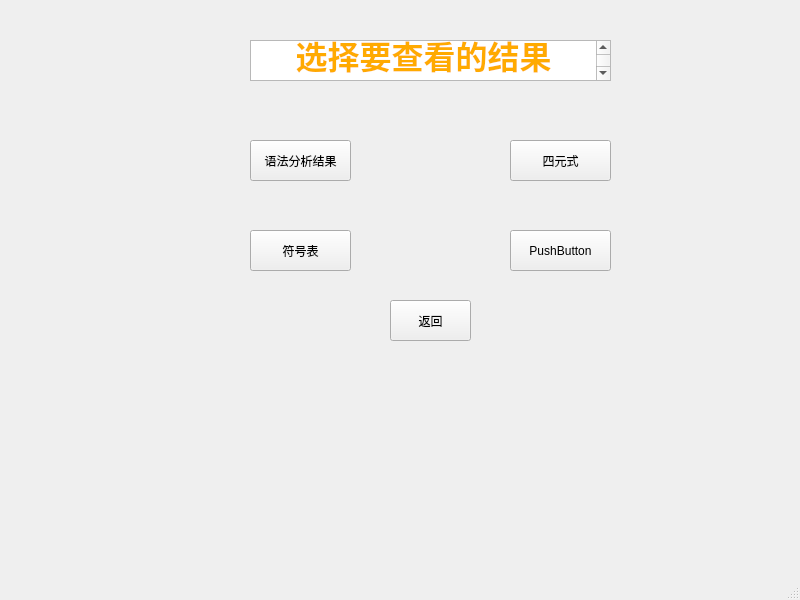
This is switch.ui in lh2080028463/Compiler as Qt 5 draws it before an edit. The edited form follows.
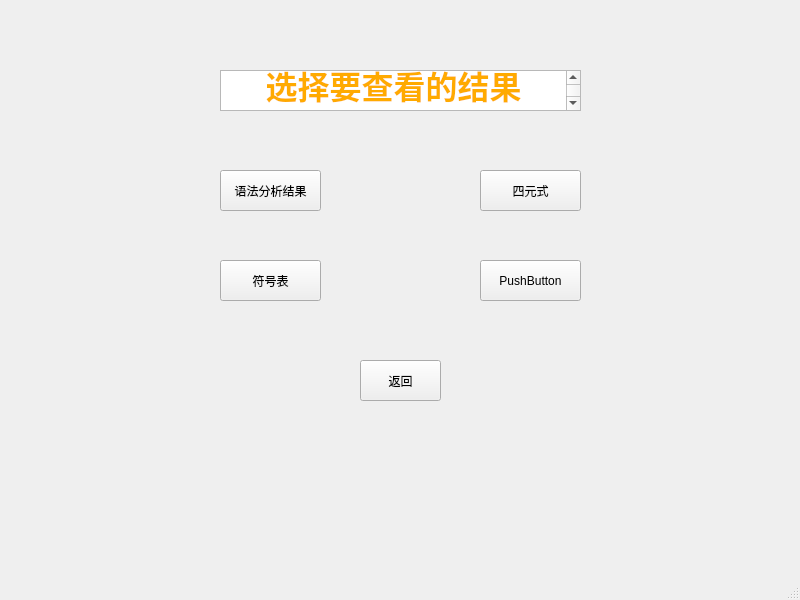
This is the edited form.

Commit message: 页面优化2

```diff
--- a/switch.ui
+++ b/switch.ui
@@ -17,8 +17,8 @@
    <widget class="QTextBrowser" name="textBrowser">
     <property name="geometry">
      <rect>
-      <x>250</x>
-      <y>40</y>
+      <x>220</x>
+      <y>70</y>
       <width>361</width>
       <height>41</height>
      </rect>
@@ -37,8 +37,8 @@
    <widget class="QPushButton" name="graButton">
     <property name="geometry">
      <rect>
-      <x>250</x>
-      <y>140</y>
+      <x>220</x>
+      <y>170</y>
       <width>101</width>
       <height>41</height>
      </rect>
@@ -50,8 +50,8 @@
    <widget class="QPushButton" name="quatButton">
     <property name="geometry">
      <rect>
-      <x>510</x>
-      <y>140</y>
+      <x>480</x>
+      <y>170</y>
       <width>101</width>
       <height>41</height>
      </rect>
@@ -63,8 +63,8 @@
    <widget class="QPushButton" name="symButton">
     <property name="geometry">
      <rect>
-      <x>250</x>
-      <y>230</y>
+      <x>220</x>
+      <y>260</y>
       <width>101</width>
       <height>41</height>
      </rect>
@@ -76,8 +76,8 @@
    <widget class="QPushButton" name="pushButton_4">
     <property name="geometry">
      <rect>
-      <x>510</x>
-      <y>230</y>
+      <x>480</x>
+      <y>260</y>
       <width>101</width>
       <height>41</height>
      </rect>
@@ -89,8 +89,8 @@
    <widget class="QPushButton" name="returnButton">
     <property name="geometry">
      <rect>
-      <x>390</x>
-      <y>300</y>
+      <x>360</x>
+      <y>360</y>
       <width>81</width>
       <height>41</height>
      </rect>
```
